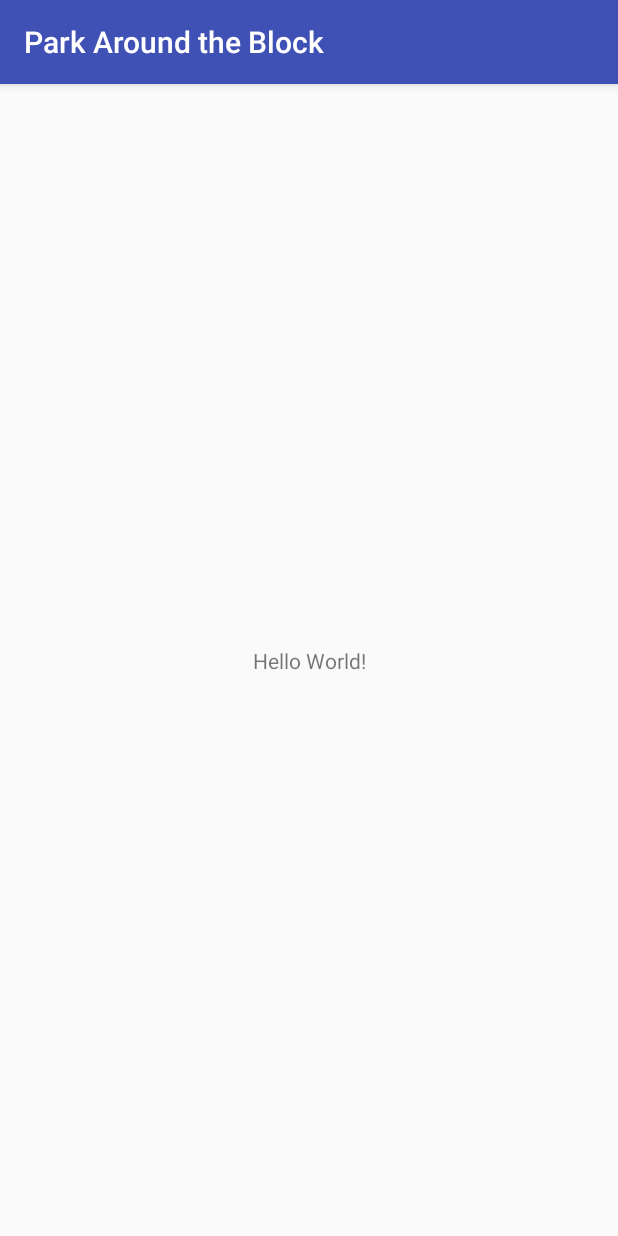
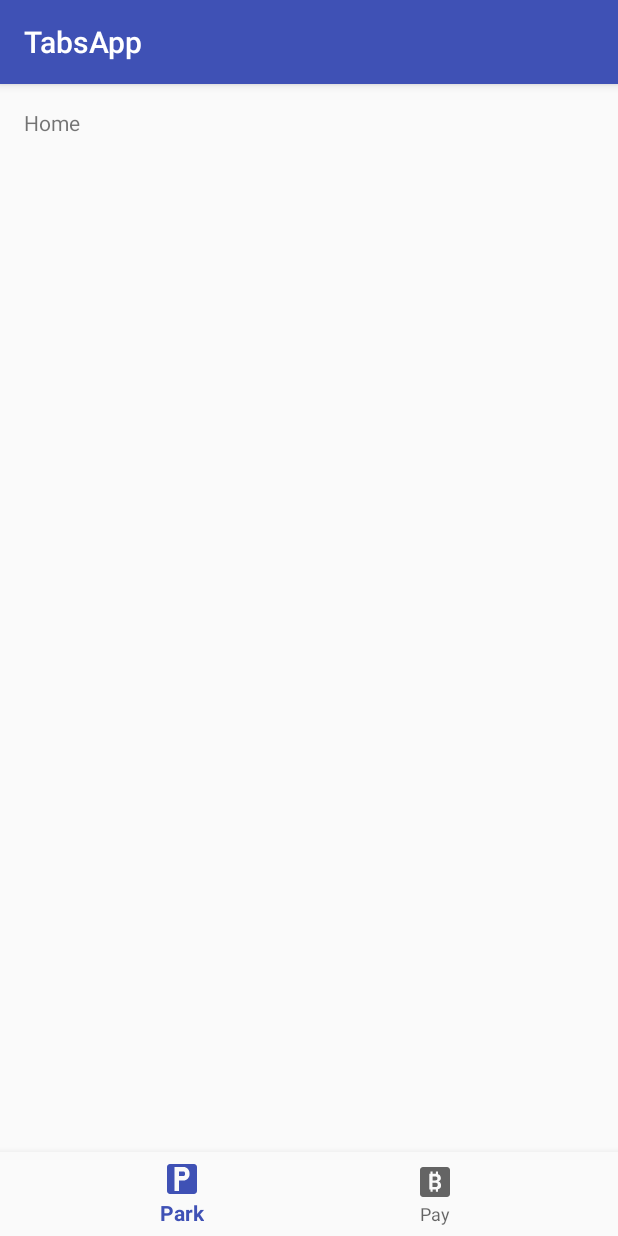
Before and after one commit to elijahgrady/park-around-the-block, an Android app: the screen it shows after launch (BlockParkActivity before the commit, MainActivity after it), on a phone screen of 412 x 824 dp. Run offline under Robolectric (Android 15) with nearby library versions, the phone set to English and light mode, and no system bars.

Commit message:
Tabs implemented

```diff
--- a/android/app/build.gradle
+++ b/android/app/build.gradle
@@ -3,12 +3,13 @@ apply plugin: 'com.android.application'
 android {
     compileSdkVersion 26
     defaultConfig {
-        applicationId "com.parkaroundtheblock.parkaroundtheblock"
+        applicationId "com.parkaroundtheblock.tabsapp"
         minSdkVersion 19
         targetSdkVersion 26
         versionCode 1
         versionName "1.0"
         testInstrumentationRunner "android.support.test.runner.AndroidJUnitRunner"
+        vectorDrawables.useSupportLibrary= true
     }
     buildTypes {
         release {
@@ -19,7 +20,6 @@ android {
 }
 
 dependencies {
-    implementation 'com.android.support:support-vector-drawable:26.1.0'
 
     implementation 'com.squareup.retrofit2:retrofit:2.2.0'
     implementation 'com.squareup.retrofit2:converter-gson:2.2.0'
@@ -34,7 +34,9 @@ dependencies {
 
     implementation fileTree(dir: 'libs', include: ['*.jar'])
     implementation 'com.android.support:appcompat-v7:26.1.0'
+    implementation 'com.android.support:design:26.1.0'
     implementation 'com.android.support.constraint:constraint-layout:1.0.2'
+    implementation 'com.android.support:support-vector-drawable:26.1.0'
     testImplementation 'junit:junit:4.12'
     androidTestImplementation 'com.android.support.test:runner:1.0.1'
     androidTestImplementation 'com.android.support.test.espresso:espresso-core:3.0.1'
--- a/android/app/src/main/AndroidManifest.xml
+++ b/android/app/src/main/AndroidManifest.xml
@@ -1,6 +1,6 @@
 <?xml version="1.0" encoding="utf-8"?>
 <manifest xmlns:android="http://schemas.android.com/apk/res/android"
-    package="com.parkaroundtheblock.parkaroundtheblock">
+    package="com.parkaroundtheblock.android">
 
     <application
         android:allowBackup="true"
@@ -9,7 +9,9 @@
         android:roundIcon="@mipmap/ic_launcher_round"
         android:supportsRtl="true"
         android:theme="@style/AppTheme">
-        <activity android:name=".BlockParkActivity">
+        <activity
+            android:name="com.parkaroundtheblock.android.MainActivity"
+            android:label="@string/app_name">
             <intent-filter>
                 <action android:name="android.intent.action.MAIN" />
 
--- /dev/null
+++ b/android/app/src/main/java/com/parkaroundtheblock/android/MainActivity.java
@@ -0,0 +1,41 @@
+package com.parkaroundtheblock.android;
+
+import android.os.Bundle;
+import android.support.annotation.NonNull;
+import android.support.design.widget.BottomNavigationView;
+import android.support.v7.app.AppCompatActivity;
+import android.view.MenuItem;
+import android.widget.TextView;
+
+public class MainActivity extends AppCompatActivity {
+
+    private TextView mTextMessage;
+
+    private BottomNavigationView.OnNavigationItemSelectedListener mOnNavigationItemSelectedListener
+            = new BottomNavigationView.OnNavigationItemSelectedListener() {
+
+        @Override
+        public boolean onNavigationItemSelected(@NonNull MenuItem item) {
+            switch (item.getItemId()) {
+                case R.id.navigation_park:
+                    mTextMessage.setText(R.string.title_park);
+                    return true;
+                case R.id.navigation_pay:
+                    mTextMessage.setText(R.string.title_pay);
+                    return true;
+            }
+            return false;
+        }
+    };
+
+    @Override
+    protected void onCreate(Bundle savedInstanceState) {
+        super.onCreate(savedInstanceState);
+        setContentView(R.layout.activity_main);
+
+        mTextMessage = (TextView) findViewById(R.id.message);
+        BottomNavigationView navigation = (BottomNavigationView) findViewById(R.id.navigation);
+        navigation.setOnNavigationItemSelectedListener(mOnNavigationItemSelectedListener);
+    }
+
+}
--- a/android/app/src/main/java/com/parkaroundtheblock/parkaroundtheblock/BlockParkSerivces.java
+++ b/android/app/src/main/java/com/parkaroundtheblock/android/network/BlockParkSerivces.java
@@ -1,4 +1,4 @@
-package com.parkaroundtheblock.parkaroundtheblock;
+package com.parkaroundtheblock.android.network;
 
 import io.reactivex.Observable;
 import retrofit2.Response;
--- a/android/app/src/main/java/com/parkaroundtheblock/parkaroundtheblock/GsonStringConverterFactory.java
+++ b/android/app/src/main/java/com/parkaroundtheblock/android/network/GsonStringConverterFactory.java
@@ -1,4 +1,4 @@
-package com.parkaroundtheblock.parkaroundtheblock;
+package com.parkaroundtheblock.android.network;
 
 import java.io.IOException;
 import java.lang.annotation.Annotation;
--- a/android/app/src/main/java/com/parkaroundtheblock/parkaroundtheblock/RemoteApi.java
+++ b/android/app/src/main/java/com/parkaroundtheblock/android/network/RemoteApi.java
@@ -1,9 +1,8 @@
-package com.parkaroundtheblock.parkaroundtheblock;
+package com.parkaroundtheblock.android.network;
 
 import android.content.Context;
 
 import java.util.ArrayList;
-import java.util.HashMap;
 import java.util.List;
 
 import io.reactivex.android.schedulers.AndroidSchedulers;
--- a/android/app/src/main/java/com/parkaroundtheblock/parkaroundtheblock/RequestManager.java
+++ b/android/app/src/main/java/com/parkaroundtheblock/android/network/RequestManager.java
@@ -1,4 +1,4 @@
-package com.parkaroundtheblock.parkaroundtheblock;
+package com.parkaroundtheblock.android.network;
 
 import android.content.Context;
 import android.support.annotation.NonNull;
--- a/android/app/src/main/java/com/parkaroundtheblock/parkaroundtheblock/BlockParkActivity.java
+++ /dev/null
@@ -1,13 +0,0 @@
-package com.parkaroundtheblock.parkaroundtheblock;
-
-import android.support.v7.app.AppCompatActivity;
-import android.os.Bundle;
-
-public class BlockParkActivity extends AppCompatActivity {
-
-    @Override
-    protected void onCreate(Bundle savedInstanceState) {
-        super.onCreate(savedInstanceState);
-        setContentView(R.layout.activity_block_park);
-    }
-}
--- /dev/null
+++ b/android/app/src/main/res/drawable/ic_parking.xml
@@ -0,0 +1,12 @@
+<vector xmlns:android="http://schemas.android.com/apk/res/android"
+        android:width="24dp"
+        android:height="24dp"
+        android:viewportWidth="24.0"
+        android:viewportHeight="24.0">
+    <path
+        android:fillColor="#FF000000"
+        android:pathData="M13,7h-3v3h3c0.552,0 1,-0.448 1,-1V8C14,7.448 13.552,7 13,7z"/>
+    <path
+        android:fillColor="#FF000000"
+        android:pathData="M20,2H4C2.895,2 2,2.895 2,4v16c0,1.105 0.895,2 2,2h16c1.105,0 2,-0.895 2,-2V4C22,2.895 21.105,2 20,2zM17,9c0,2.2 -1.8,4 -4,4h-3v7H7V4h6c2.2,0 4,1.8 4,4V9z"/>
+</vector>
--- /dev/null
+++ b/android/app/src/main/res/drawable/ic_pay.xml
@@ -0,0 +1,15 @@
+<vector xmlns:android="http://schemas.android.com/apk/res/android"
+        android:width="24dp"
+        android:height="24dp"
+        android:viewportWidth="24.0"
+        android:viewportHeight="24.0">
+    <path
+        android:fillColor="#FF000000"
+        android:pathData="M13.5,12.9c-0.1,-0.1 -0.3,-0.2 -0.5,-0.3s-0.4,-0.1 -0.7,-0.1h-2v2.9h1.9c0.3,0 0.5,0 0.7,-0.1c0.2,-0.1 0.4,-0.2 0.5,-0.3c0.1,-0.1 0.2,-0.3 0.3,-0.4c0.1,-0.2 0.1,-0.4 0.1,-0.6c0,-0.2 0,-0.4 -0.1,-0.6C13.7,13.2 13.7,13 13.5,12.9z"/>
+    <path
+        android:fillColor="#FF000000"
+        android:pathData="M20,2H4C2.9,2 2,2.9 2,4v16c0,1.1 0.9,2 2,2h16c1.1,0 2,-0.9 2,-2V4C22,2.9 21.1,2 20,2zM15.1,16.3c-0.3,0.2 -0.7,0.4 -1.1,0.5v1.7h-1.4v-1.5c-0.1,0 -0.2,0 -0.4,0h-1.8v1.5H9v-1.5H8.2V6.5H9V5h1.4v1.5h1.5c0.2,0 0.5,0 0.7,0V5H14v1.8c0.3,0.1 0.6,0.2 0.8,0.4c0.3,0.2 0.6,0.5 0.8,0.9c0.2,0.4 0.3,0.8 0.3,1.3c0,0.2 0,0.5 -0.1,0.7c-0.1,0.2 -0.2,0.4 -0.3,0.6c-0.1,0.2 -0.3,0.4 -0.5,0.5c-0.2,0.2 -0.4,0.3 -0.7,0.4c0.3,0.1 0.6,0.2 0.8,0.4c0.2,0.2 0.4,0.3 0.5,0.6c0.1,0.2 0.2,0.4 0.3,0.7c0.1,0.2 0.1,0.5 0.1,0.8C16.1,15 15.8,15.8 15.1,16.3z"/>
+    <path
+        android:fillColor="#FF000000"
+        android:pathData="M13.2,10.6c0.3,-0.2 0.4,-0.5 0.4,-1c0,-0.5 -0.1,-0.8 -0.4,-1c-0.3,-0.2 -0.7,-0.3 -1.3,-0.3h-1.5v2.7H12C12.6,10.9 13,10.8 13.2,10.6z"/>
+</vector>
--- a/android/app/src/main/res/layout/activity_block_park.xml
+++ /dev/null
@@ -1,18 +0,0 @@
-<?xml version="1.0" encoding="utf-8"?>
-<android.support.constraint.ConstraintLayout xmlns:android="http://schemas.android.com/apk/res/android"
-    xmlns:app="http://schemas.android.com/apk/res-auto"
-    xmlns:tools="http://schemas.android.com/tools"
-    android:layout_width="match_parent"
-    android:layout_height="match_parent"
-    tools:context="com.parkaroundtheblock.parkaroundtheblock.BlockParkActivity">
-
-    <TextView
-        android:layout_width="wrap_content"
-        android:layout_height="wrap_content"
-        android:text="Hello World!"
-        app:layout_constraintBottom_toBottomOf="parent"
-        app:layout_constraintLeft_toLeftOf="parent"
-        app:layout_constraintRight_toRightOf="parent"
-        app:layout_constraintTop_toTopOf="parent" />
-
-</android.support.constraint.ConstraintLayout>
--- /dev/null
+++ b/android/app/src/main/res/layout/activity_main.xml
@@ -0,0 +1,33 @@
+<?xml version="1.0" encoding="utf-8"?>
+<android.support.constraint.ConstraintLayout xmlns:android="http://schemas.android.com/apk/res/android"
+    xmlns:app="http://schemas.android.com/apk/res-auto"
+    xmlns:tools="http://schemas.android.com/tools"
+    android:id="@+id/container"
+    android:layout_width="match_parent"
+    android:layout_height="match_parent"
+    tools:context="com.parkaroundtheblock.android.MainActivity">
+
+    <TextView
+        android:id="@+id/message"
+        android:layout_width="wrap_content"
+        android:layout_height="wrap_content"
+        android:layout_marginLeft="@dimen/activity_horizontal_margin"
+        android:layout_marginStart="@dimen/activity_horizontal_margin"
+        android:layout_marginTop="@dimen/activity_vertical_margin"
+        android:text="@string/title_home"
+        app:layout_constraintLeft_toLeftOf="parent"
+        app:layout_constraintTop_toTopOf="parent" />
+
+    <android.support.design.widget.BottomNavigationView
+        android:id="@+id/navigation"
+        android:layout_width="0dp"
+        android:layout_height="wrap_content"
+        android:layout_marginEnd="0dp"
+        android:layout_marginStart="0dp"
+        android:background="?android:attr/windowBackground"
+        app:layout_constraintBottom_toBottomOf="parent"
+        app:layout_constraintLeft_toLeftOf="parent"
+        app:layout_constraintRight_toRightOf="parent"
+        app:menu="@menu/navigation" />
+
+</android.support.constraint.ConstraintLayout>
--- /dev/null
+++ b/android/app/src/main/res/menu/navigation.xml
@@ -0,0 +1,15 @@
+<?xml version="1.0" encoding="utf-8"?>
+<menu xmlns:android="http://schemas.android.com/apk/res/android">
+
+    <item
+        android:id="@+id/navigation_park"
+        android:icon="@drawable/ic_parking"
+        android:title="@string/title_park" />
+
+    <item
+        android:id="@+id/navigation_pay"
+        android:icon="@drawable/ic_pay"
+        android:title="@string/title_pay" />
+
+
+</menu>
--- /dev/null
+++ b/android/app/src/main/res/values/dimens.xml
@@ -0,0 +1,5 @@
+<resources>
+    <!-- Default screen margins, per the Android Design guidelines. -->
+    <dimen name="activity_horizontal_margin">16dp</dimen>
+    <dimen name="activity_vertical_margin">16dp</dimen>
+</resources>
--- a/android/app/src/main/res/values/strings.xml
+++ b/android/app/src/main/res/values/strings.xml
@@ -1,3 +1,10 @@
 <resources>
-    <string name="app_name">Park Around the Block</string>
+    <string name="app_name">TabsApp</string>
+    <string name="title_home">Home</string>
+    <string name="title_dashboard">Dashboard</string>
+    <string name="title_notifications">Notifications</string>
+
+
+    <string name="title_pay">Pay</string>
+    <string name="title_park">Park</string>
 </resources>
```
Also changed, not shown: android/app/src/main/res/drawable/ic_dashboard_black_24dp.xml (added, +9 -0 lines), android/app/src/main/res/drawable/ic_home_black_24dp.xml (added, +9 -0 lines), android/app/src/main/res/drawable/ic_notifications_black_24dp.xml (added, +9 -0 lines), android/gradle/wrapper/gradle-wrapper.properties, 4 other files.
